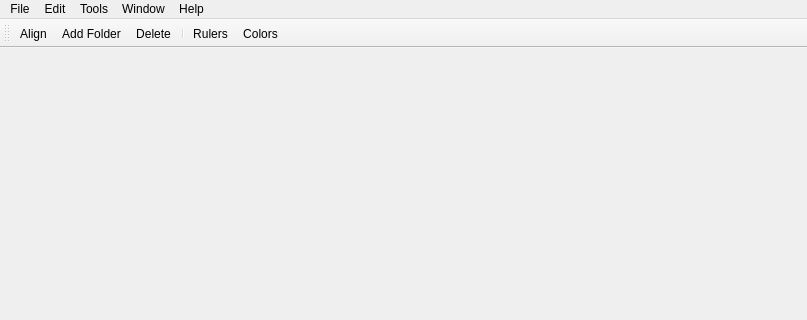
Before: the Qt Designer form linnaeo/ui/linnaeo.ui in beowulfey/pylinnaeo, drawn with Qt 5; both pictures show x 0 to 807 and y 0 to 320 of the 807 by 636 pixel window.
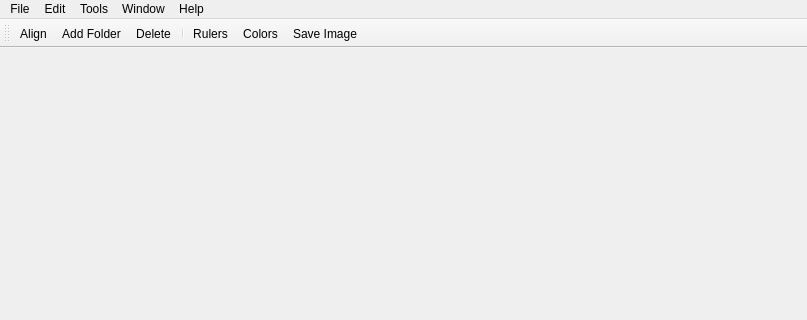
After: the same form once the commit is applied.

Commit message: Added option to export image to PNG

What changed in the file:
```diff
--- a/linnaeo/ui/linnaeo.ui
+++ b/linnaeo/ui/linnaeo.ui
@@ -178,6 +178,7 @@
    <addaction name="separator"/>
    <addaction name="actionRulers"/>
    <addaction name="actionColors"/>
+   <addaction name="actionSave_Image"/>
   </widget>
   <action name="actionAlign">
    <property name="text">
@@ -345,6 +346,14 @@
     <string>Show or hide sequence colors</string>
    </property>
   </action>
+  <action name="actionSave_Image">
+   <property name="text">
+    <string>Save Image</string>
+   </property>
+   <property name="toolTip">
+    <string>Capture current window as an image</string>
+   </property>
+  </action>
  </widget>
  <resources/>
  <connections/>
```
The commit also changes 2 other files.
